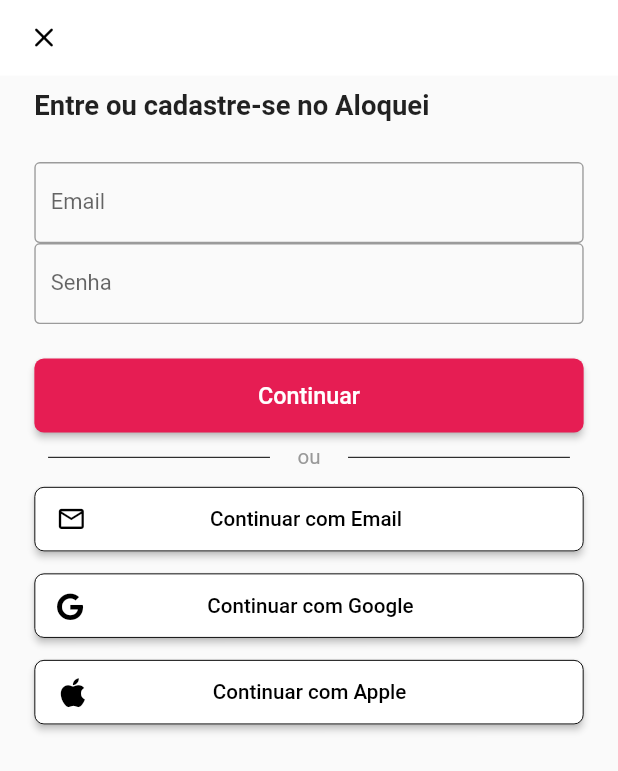
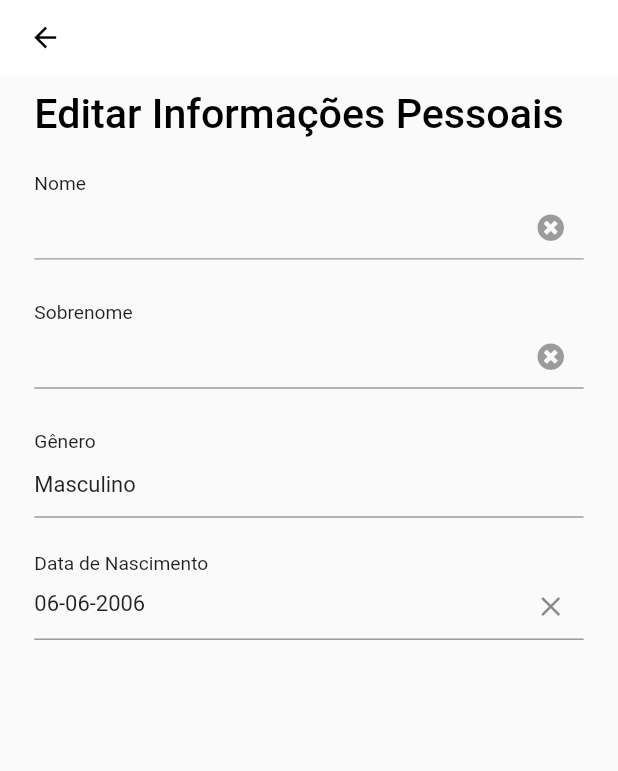
Before and after one commit to Aloquei-App/Aloquei, a Flutter app: the screen it shows after launch, on a phone screen of 412 x 824 dp. Shown: the top 771 px of the screen. Run offline on Flutter 3.47's test engine with Material 2 defaults, Android fonts, the light colour scheme and no system bars; drawn by our look-alikes of datetime_picker_formfield; our stand-ins replace bloc, cloud_firestore, equatable, firebase_auth, firebase_core, font_awesome_flutter and 2 more; accounts and stored records are empty; Roboto replaces fonts that are missing (Arial).

Commit message:
feat: componente para data de nascimento e para genero

```diff
--- a/lib/screens/app.dart
+++ b/lib/screens/app.dart
@@ -1,3 +1,4 @@
+import 'package:aloquei_app/screens/personal_info/personal_info.dart';
 import 'package:flutter/material.dart';
 
 import 'explore/explore.dart';
@@ -34,7 +35,7 @@
         fontFamily: 'Roboto',
         visualDensity: VisualDensity.adaptivePlatformDensity,
       ),
-      home: LoginPage(),
+      home: PersonalInfoPage(),
       routes: {
         '/explore': (context) => ExplorePage(),
         '/wishlists': (context) => WishlistsPage(),
--- /dev/null
+++ b/lib/screens/core/app_bars/default_app_bar.dart
@@ -0,0 +1,30 @@
+import 'package:flutter/material.dart';
+
+class DefaultAppBar extends StatelessWidget implements PreferredSizeWidget {
+  final String text;
+
+  DefaultAppBar({Key key, this.text}) : super(key: key);
+
+  @override
+  Widget build(BuildContext context) {
+    return AppBar(
+      backgroundColor: Colors.white,
+      elevation: 0,
+      leading: Padding(
+        padding: EdgeInsets.only(left: 10.0),
+        child: IconButton(
+          onPressed: () {
+            Navigator.pop(context);
+          },
+          icon: Icon(
+            Icons.arrow_back,
+            color: Colors.black,
+          ),
+        ),
+      ),
+    );
+  }
+
+  @override
+  Size get preferredSize => const Size.fromHeight(55);
+}
--- /dev/null
+++ b/lib/screens/personal_info/components/date_input_personal_info.dart
@@ -0,0 +1,42 @@
+import 'package:datetime_picker_formfield/datetime_picker_formfield.dart';
+import 'package:flutter/material.dart';
+import 'package:intl/intl.dart';
+
+class DateInput extends StatelessWidget {
+  final String bday;
+  final format = DateFormat("dd-MM-yyyy");
+  final Function onChanged;
+
+  DateInput({Key key, this.onChanged, this.bday}) : super(key: key);
+  @override
+  Widget build(BuildContext context) {
+    return Padding(
+      padding: const EdgeInsets.only(top: 10.0),
+      child: Column(
+        crossAxisAlignment: CrossAxisAlignment.start,
+        children: [
+          Text("Data de Nascimento"),
+          DateTimeField(
+            onChanged: onChanged,
+            decoration: InputDecoration(
+                border: UnderlineInputBorder(
+                  borderSide: BorderSide(color: Colors.black)
+                ),
+                ),
+                initialValue: format.parse(bday),
+            format: format,
+            onShowPicker: (context, currentValue) {
+              return showDatePicker(
+                //locale: Locale("pt", "BR"),
+                context: context,
+                firstDate: DateTime(1900),
+                initialDate: currentValue ?? DateTime.now(),
+                lastDate: DateTime.now(),
+              );
+            },
+          ),
+        ],
+      ),
+    );
+  }
+}
--- /dev/null
+++ b/lib/screens/personal_info/components/gender_personal_info.dart
@@ -0,0 +1,109 @@
+import 'package:aloquei_app/core/definitions.dart';
+import 'package:flutter/material.dart';
+
+enum Genders { Masculino, Feminino, Outro }
+
+class GenderInput extends StatefulWidget {
+  final String gender;
+  const GenderInput({Key key, this.gender}) : super(key: key);
+  // @override
+  State<GenderInput> createState() => _GenderInputState(gender);
+}
+
+class _GenderInputState extends State<GenderInput> {
+  final String gender;
+  GlobalKey<FormState> _formKey = GlobalKey<FormState>();
+
+  Genders _character = Genders.Masculino;
+
+  _GenderInputState(this.gender);
+
+  @override
+  Widget build(BuildContext context) {
+    return Padding(
+      padding: const EdgeInsets.symmetric(vertical: 15),
+      child: Column(
+        crossAxisAlignment: CrossAxisAlignment.start,
+        children: [
+          Text("Gênero"),
+          TextFormField(
+            onTap: () {
+              showInformationDialog(context);
+            },
+            readOnly: true,
+            initialValue: gender,
+
+          ),
+        ],
+      ),
+    );
+  }
+
+  showInformationDialog(BuildContext context) {
+    return showDialog(
+      context: context,
+      builder: (context) {
+        return AlertDialog(
+          insetPadding: EdgeInsets.symmetric(vertical: 260),
+          content: Form(
+            key: _formKey,
+            child: Column(
+              crossAxisAlignment: CrossAxisAlignment.start,
+              children: [
+                Text("Gênero"),
+                Row(
+                  mainAxisAlignment: MainAxisAlignment.spaceBetween,
+                  children: [
+                    Text("Masculino"),
+                    Radio<Genders>(
+                      value: Genders.Masculino,
+                      groupValue: _character,
+                      onChanged: (Genders value) {
+                        setState(() {
+                          _character = value;
+                          Navigator.of(context).pop();
+                        });
+                      },
+                    ),
+                  ],
+                ),
+                Row(
+                  mainAxisAlignment: MainAxisAlignment.spaceBetween,
+                  children: [
+                    Text("Feminino"),
+                    Radio<Genders>(
+                      value: Genders.Feminino,
+                      groupValue: _character,
+                      onChanged: (Genders value) {
+                        setState(() {
+                          _character = value;
+                          Navigator.of(context).pop();
+                        });
+                      },
+                    ),
+                  ],
+                ),
+                Row(
+                  mainAxisAlignment: MainAxisAlignment.spaceBetween,
+                  children: [
+                    Text("Outro"),
+                    Radio<Genders>(
+                      value: Genders.Outro,
+                      groupValue: _character,
+                      onChanged: (Genders value) {
+                        setState(() {
+                          _character = value;
+                          Navigator.of(context).pop();
+                        });
+                      },
+                    ),
+                  ],
+                ),
+              ],
+            ),
+          ),
+        );
+      },
+    );
+  }
+}
--- /dev/null
+++ b/lib/screens/personal_info/components/single_input_personal_info.dart
@@ -0,0 +1,49 @@
+import 'package:flutter/material.dart';
+import 'package:font_awesome_flutter/font_awesome_flutter.dart';
+
+class PersonalInfoNameAndLastname extends StatelessWidget {
+  final TextEditingController nameController;
+  final String labelText;
+  final String initialValue;
+  const PersonalInfoNameAndLastname({
+    Key key,
+    this.nameController,
+    this.labelText,
+    this.initialValue,
+  }) : super(key: key);
+
+  @override
+  Widget build(BuildContext context) {
+    return Padding(
+      padding: EdgeInsets.symmetric(vertical: 15),
+      child: Column(
+        crossAxisAlignment: CrossAxisAlignment.start,
+        children: [
+          Text(labelText),
+          TextFormField(
+            controller: nameController,
+            initialValue: initialValue,
+            //Mudar a string para o nome que estiver no banco de dados.
+            decoration: InputDecoration(
+              focusColor: Colors.black38,
+              suffixIcon: IconButton(
+                onPressed: () {},
+                icon: Icon(
+                  FontAwesomeIcons.solidTimesCircle,
+                  size: 20,
+                ),
+                color: Colors.black38,
+              ),
+              border: UnderlineInputBorder(
+                borderSide: BorderSide(color: Colors.black54),
+              ),
+              focusedBorder: UnderlineInputBorder(
+                borderSide: BorderSide(color: Colors.black54),
+              ),
+            ),
+          ),
+        ],
+      ),
+    );
+  }
+}
--- /dev/null
+++ b/lib/screens/personal_info/components/title_personal_info.dart
@@ -0,0 +1,19 @@
+import 'package:flutter/material.dart';
+
+class PersonalInfoTitle extends StatelessWidget {
+  const PersonalInfoTitle({
+    Key key,
+  }) : super(key: key);
+
+  @override
+  Widget build(BuildContext context) {
+    return Padding(
+      padding: EdgeInsets.symmetric(vertical: 10.0),
+      child: Text(
+        "Editar Informações Pessoais",
+        style: TextStyle(
+            color: Colors.black, fontWeight: FontWeight.w500, fontSize: 30),
+      ),
+    );
+  }
+}
--- /dev/null
+++ b/lib/screens/personal_info/personal_info.dart
@@ -0,0 +1,34 @@
+
+import 'package:flutter/material.dart';
+
+import '../core/app_bars/default_app_bar.dart';
+import 'components/date_input_personal_info.dart';
+import 'components/title_personal_info.dart';
+import 'components/single_input_personal_info.dart';
+import 'components/gender_personal_info.dart';
+
+
+
+class PersonalInfoPage extends StatefulWidget{
+  @override
+  _PersonalInfoPageState createState() => _PersonalInfoPageState();
+}
+
+class _PersonalInfoPageState extends State<PersonalInfoPage>{
+  @override
+  Widget build(BuildContext context) {
+    return Scaffold(
+      appBar: DefaultAppBar(),
+      body: ListView(
+        padding: EdgeInsets.symmetric(horizontal: 25),
+        children: [
+          PersonalInfoTitle(),
+          PersonalInfoNameAndLastname(labelText: "Nome",),
+          PersonalInfoNameAndLastname(labelText: "Sobrenome",),
+          GenderInput(gender: "Masculino",),
+          DateInput(onChanged: null, bday: "06-06-2006",)
+        ],
+      ),
+    );
+  }
+}
--- a/pubspec.yaml
+++ b/pubspec.yaml
@@ -40,6 +40,7 @@
   geolocator: ^7.2.0+1
   font_awesome_flutter: ^9.1.0
   responsive_framework: ^0.1.0
+  datetime_picker_formfield: ^2.0.0
 
 dev_dependencies:
   flutter_test:
```
Also changed, not shown: lib/screens/signup/components/accept_button.dart (added, +32 -0 lines), lib/screens/signup/components/date_input.dart (added, +49 -0 lines), lib/screens/signup/components/email_input.dart (added, +39 -0 lines), lib/screens/signup/components/name_and_last_name_input.dart (added, +52 -0 lines), lib/screens/signup/components/notification_button.dart (added, +37 -0 lines), lib/screens/signup/components/password_input.dart (added, +56 -0 lines), lib/screens/signup/components/signup_title.dart (added, +19 -0 lines), lib/screens/signup/components/text_with_buttons.dart (added, +39 -0 lines), lib/screens/signup/components/text_with_notifications.dart (added, +18 -0 lines), lib/screens/signup/signup.dart (added, +54 -0 lines), pubspec.lock.
